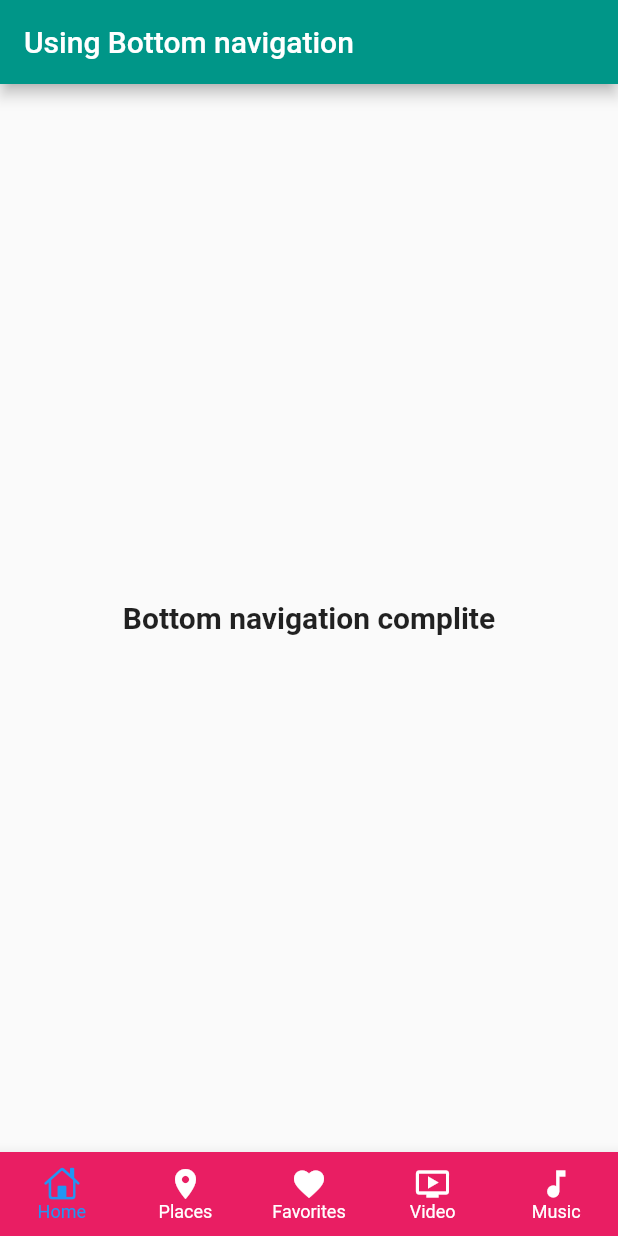
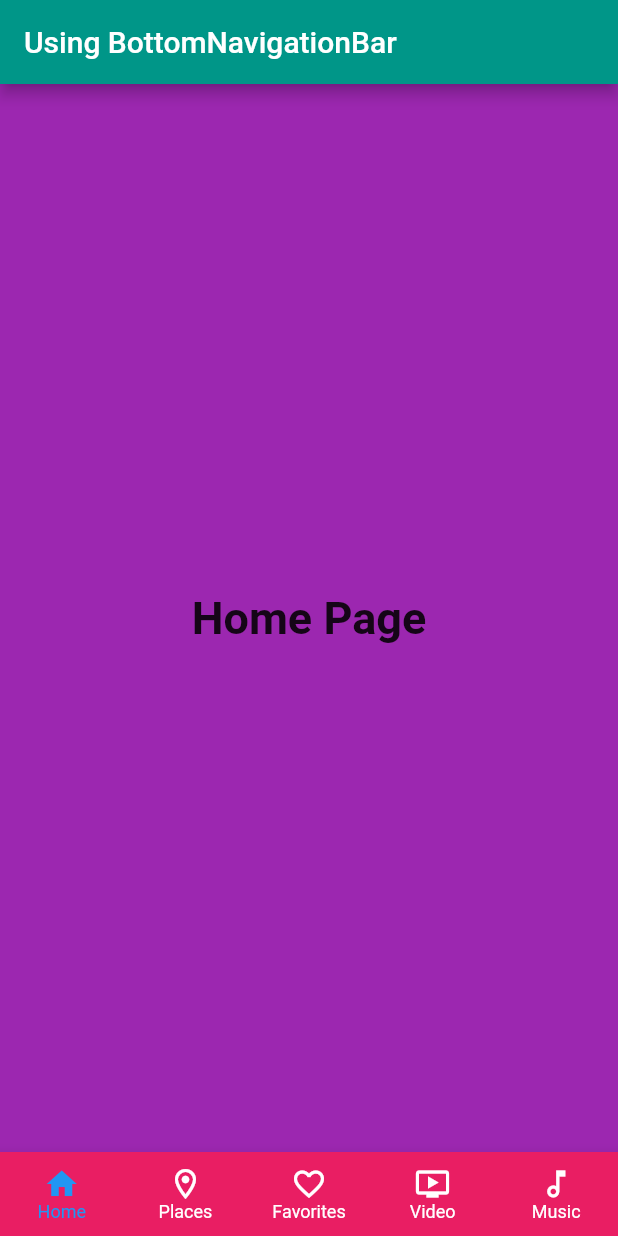
Before and after one commit to mdsomad/flutter_widgets, a Flutter app: the screen it shows after launch, on a phone screen of 412 x 824 dp. Run offline on Flutter 3.47's test engine with Material 2 defaults, Android fonts, the phone set to English and light mode, and no system bars.

Commit message:
BottomNavigationBar add new code

```diff
--- a/lib/bottom _avigation.dart
+++ b/lib/bottom _avigation.dart
@@ -1,11 +1,15 @@
 // ignore_for_file: prefer_const_constructors
-import 'package:flutter/cupertino.dart';
 import 'package:flutter/material.dart';
+import 'package:flutter_widgets/pages/Music_page.dart';
+import 'package:flutter_widgets/pages/Video_page.dart';
+import 'package:flutter_widgets/pages/favorite_page.dart';
+import 'package:flutter_widgets/pages/home_page.dart';
+
+import 'pages/location_page.dart';
 
 
 
 class MyHomePage extends StatefulWidget {
-
 
   @override
   State<MyHomePage> createState() => _MyHomePageState();
@@ -16,6 +20,17 @@ class _MyHomePageState extends State<MyHomePage> {
  int _currentIndex = 0;
 
 
+ static List<Widget> _widgetOptions = <Widget>[         // <-- First Create ( List ) <-- iska kaam hai Pages ko display karta hai
+       HomePage(),
+       PlacesPage(),
+       FavoritePage(),
+       VideoPage(),
+       MusicPage(),
+
+
+
+ ];
+
 
 
   @override
@@ -24,9 +39,12 @@ class _MyHomePageState extends State<MyHomePage> {
 
     return Scaffold(
       appBar: AppBar(
-        title: Text("Using Bottom navigation"),
+        title: Text("Using BottomNavigationBar"),
       ),
-      bottomNavigationBar:BottomNavigationBar(
+
+
+
+      bottomNavigationBar:BottomNavigationBar(        // <-- BottomNavigationBar Using Example
         type: BottomNavigationBarType.fixed,
         currentIndex: _currentIndex,
         backgroundColor: Colors.pink,
@@ -39,32 +57,48 @@ class _MyHomePageState extends State<MyHomePage> {
               _currentIndex =val;
             });
         },
+
         items: [
+
             BottomNavigationBarItem(
               label: "Home",
-              icon:Icon(CupertinoIcons.home)),
+              activeIcon: Icon(Icons.home) ,
+              icon:Icon(Icons.home_outlined),
+              ),
+
 
             BottomNavigationBarItem(
               label: "Places",
-              icon: Icon(Icons.location_on)),
+              activeIcon: Icon(Icons.location_on) ,
+              icon: Icon(Icons.location_on_outlined)
+              ),
 
-               BottomNavigationBarItem(
+
+            BottomNavigationBarItem(
                label: 'Favorites',
-            icon: Icon(Icons.favorite),
+               activeIcon: Icon(Icons.favorite) ,
+            icon: Icon(Icons.favorite_outline),
           ),
             BottomNavigationBarItem(
               label: "Video",
-              icon: Icon(Icons.ondemand_video)),
+              activeIcon: Icon(Icons.ondemand_video) ,
+              icon: Icon(Icons.ondemand_video_outlined)
+              ),
+
 
             BottomNavigationBarItem(
               label: "Music",
-              icon: Icon(Icons.music_note))
-      ]) ,
+              activeIcon: Icon(Icons.music_note) ,
+              icon: Icon(Icons.music_note_outlined)
+              )
+        ]
+      ) ,
 
 
-      body: Container(
-          child: Center(child: Text("Bottom navigation complite",style: TextStyle(fontSize: 20,fontWeight: FontWeight.bold),))
-      ),
+
+
+
+      body: _widgetOptions.elementAt(_currentIndex)    // <-- Call List Widget  (Widget Name This --> _widgetOptions )
     );
   }
 }
--- /dev/null
+++ b/lib/pages/home_page.dart
@@ -0,0 +1,16 @@
+// ignore_for_file: prefer_const_constructors
+import 'package:flutter/material.dart';
+
+
+class HomePage extends StatelessWidget {
+  const HomePage({Key? key}) : super(key: key);
+
+  @override
+  Widget build(BuildContext context) {
+    return Material(
+      color: Colors.purple,
+      child: Center(
+        child: Text("Home Page",style: TextStyle(fontSize: 30,fontWeight: FontWeight.bold)),),
+    );
+  }
+}
```
Also changed, not shown: lib/pages/Music_page.dart (added, +16 -0 lines), lib/pages/Video_page.dart (added, +16 -0 lines), lib/pages/favorite_page.dart (added, +16 -0 lines), lib/pages/location_page.dart (added, +16 -0 lines), pubspec.lock, 1 other file.
